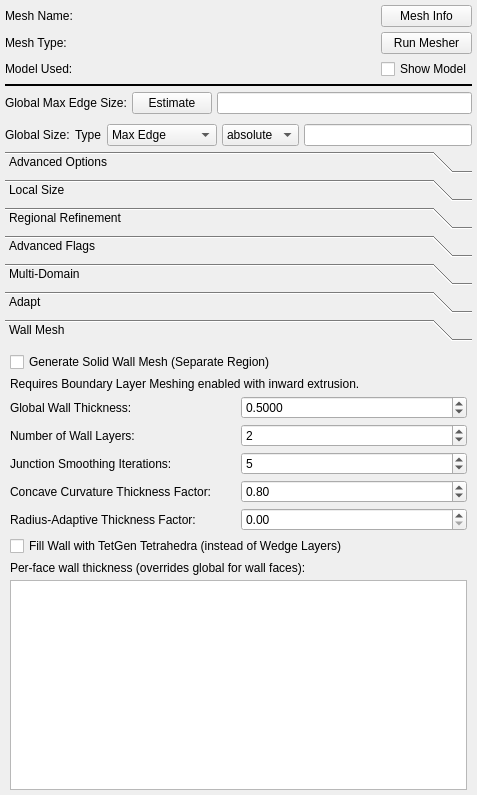
Qt form Code/Source/sv4gui/Plugins/org.sv.gui.qt.meshing/sv4gui_MeshEdit.ui (halfmoon0109/SimVascular) before a commit.
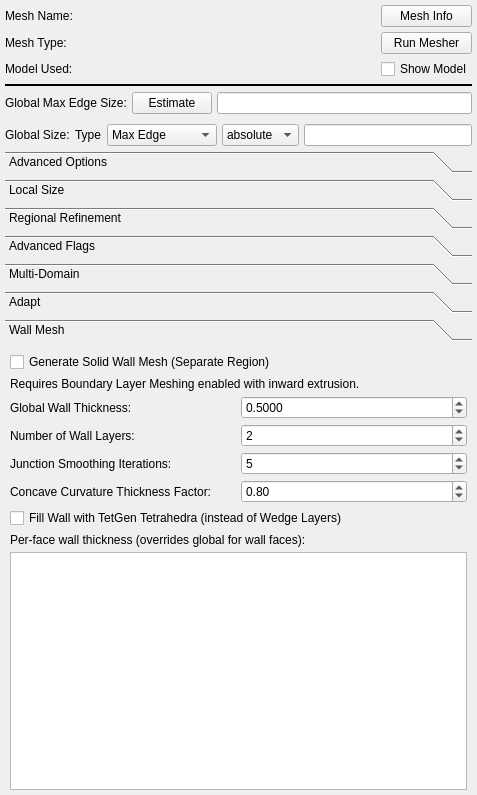
The same form after that commit. The open tabs and pages were chosen to show the change. Custom widgets are drawn as their Qt base class.

Commit message: [Claude] refactor: 반경 적응 벽 두께(WallThicknessRadiusFactor) 제거

Diff of the .ui file:
```diff
--- a/Code/Source/sv4gui/Plugins/org.sv.gui.qt.meshing/sv4gui_MeshEdit.ui
+++ b/Code/Source/sv4gui/Plugins/org.sv.gui.qt.meshing/sv4gui_MeshEdit.ui
@@ -2177,53 +2177,6 @@
                </layout>
               </widget>
              </item>
-             <item>
-              <widget class="QWidget" name="widget_wallRadius" native="true">
-               <layout class="QHBoxLayout" name="horizontalLayout_wallRadius">
-                <property name="spacing">
-                 <number>5</number>
-                </property>
-                <property name="leftMargin">
-                 <number>0</number>
-                </property>
-                <property name="topMargin">
-                 <number>0</number>
-                </property>
-                <property name="rightMargin">
-                 <number>0</number>
-                </property>
-                <property name="bottomMargin">
-                 <number>0</number>
-                </property>
-                <item>
-                 <widget class="QLabel" name="label_wallRadius">
-                  <property name="text">
-                   <string>Radius-Adaptive Thickness Factor:</string>
-                  </property>
-                 </widget>
-                </item>
-                <item>
-                 <widget class="QDoubleSpinBox" name="dsbWallRadiusT">
-                  <property name="toolTip">
-                   <string>&lt;html&gt;&lt;head/&gt;&lt;body&gt;&lt;p&gt;Sets the wall thickness at each node to this fraction of the local vessel radius (distance to the centerlines) instead of a single constant, so thin vessels get thin walls and large vessels thick walls. The thickness is clamped to the global wall thickness (upper bound) and 20% of it (lower bound). Requires centerline (radius) meshing to be enabled so the centerlines are computed. Valid range is 0 to 1; set to 0 to use the constant wall thickness.&lt;/p&gt;&lt;/body&gt;&lt;/html&gt;</string>
-                  </property>
-                  <property name="minimum">
-                   <double>0.000000000000000</double>
-                  </property>
-                  <property name="maximum">
-                   <double>1.000000000000000</double>
-                  </property>
-                  <property name="singleStep">
-                   <double>0.050000000000000</double>
-                  </property>
-                  <property name="value">
-                   <double>0.000000000000000</double>
-                  </property>
-                 </widget>
-                </item>
-               </layout>
-              </widget>
-             </item>
              <item>
               <widget class="QCheckBox" name="checkBoxWallTetGenShell">
                <property name="toolTip">
```
The commit also changes 8 other files.
